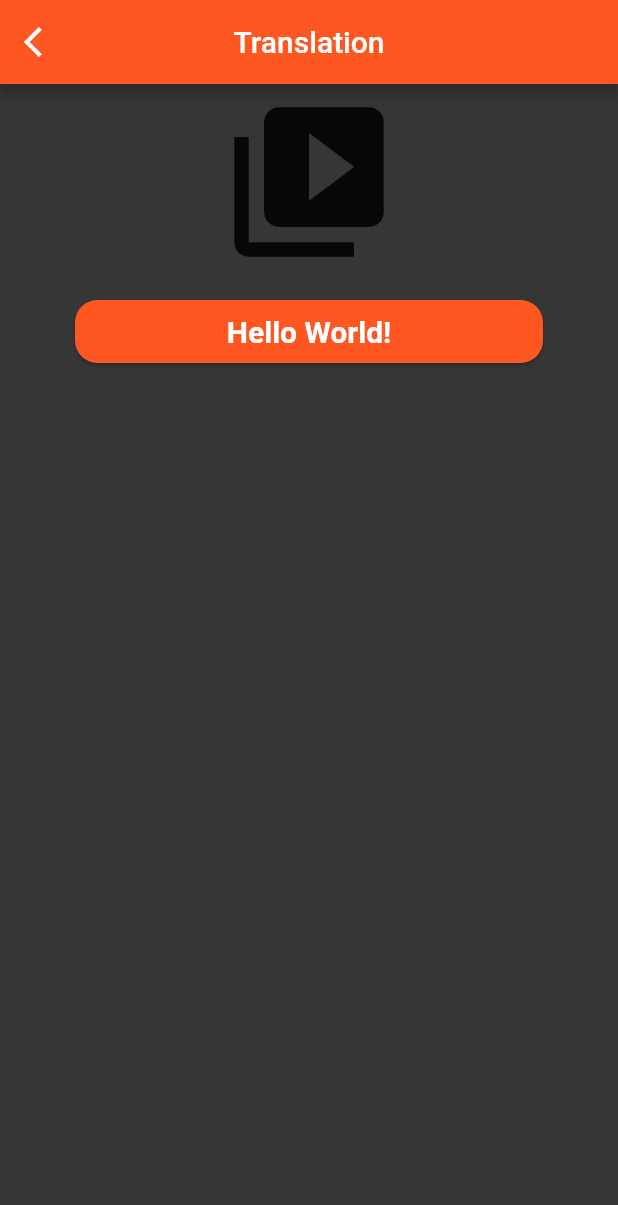
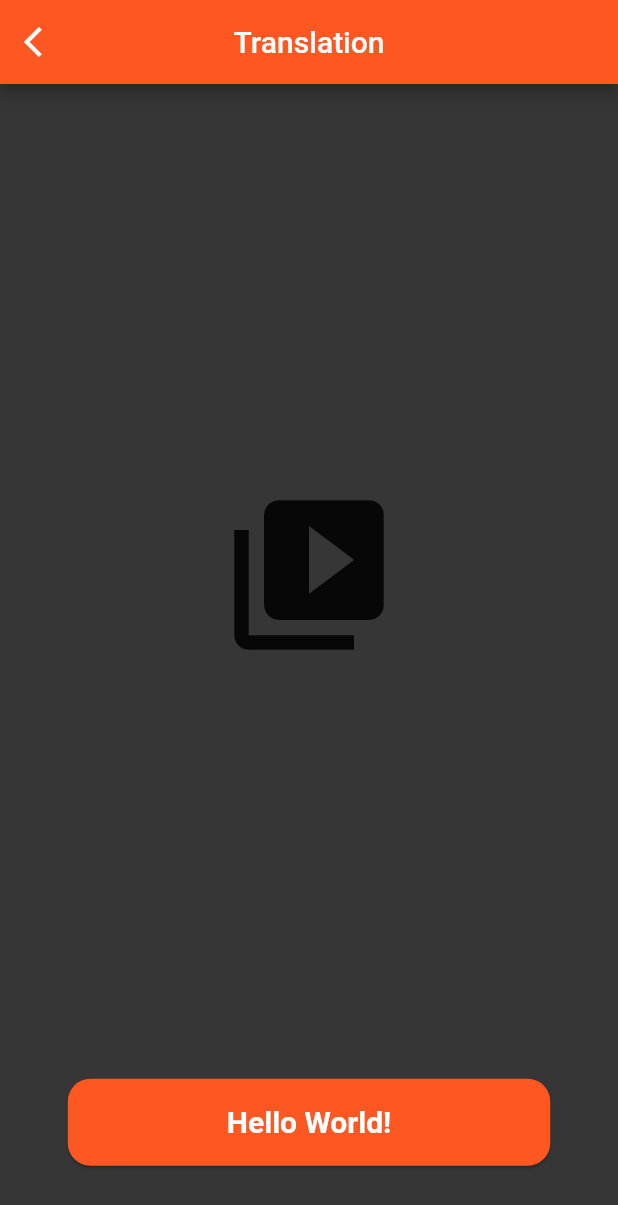
Before and after one commit to vachiraa/th_signlang, a Flutter app: the TranslationPage screen opened directly, on a phone screen of 412 x 824 dp. Shown: the top 1205 px of the screen. Run offline on Flutter 3.47's test engine with Material 2 defaults, Android fonts, the phone set to English and light mode, and no system bars; our stand-ins replace image_picker, splashscreen, video_player.

Commit message:
ปรับ button

```diff
--- a/lib/pages/translation.dart
+++ b/lib/pages/translation.dart
@@ -34,17 +34,18 @@ class _TranslationPageState extends State<TranslationPage> {
           child: ListView(
             children: <Widget> [
               Container(
-
+                  height: MediaQuery.of(context).size.height * 0.8,
+                  // width: MediaQuery.of(context).size.width *  0.1,
                 child: Padding(
-                  padding: EdgeInsets.fromLTRB(40, 5, 40, 15),
+                  padding: EdgeInsets.fromLTRB(25, 10, 25, 15),
                 child: widget.videoFile == null ? Icon(Icons.video_collection,size: 120,)
                 :VideoWidget((widget.videoFile)),
     ) ),
               Container(
                 child: Center(
                    child: SizedBox(
-                      width: 320.0,
-                      height: 50.0,
+                     height: MediaQuery.of(context).size.height * 0.08,
+                     width: MediaQuery.of(context).size.width *  0.80,
                       child: Card(
                         shape: RoundedRectangleBorder(
                           borderRadius: BorderRadius.circular(15.0),),
--- a/pubspec.yaml
+++ b/pubspec.yaml
@@ -18,7 +18,7 @@ publish_to: 'none' # Remove this line if you wish to publish to pub.dev
 version: 1.0.0+1
 
 environment:
-  sdk: ">=2.7.0 <3.0.0"
+  sdk: ">=2.9.0 <3.0.0"
 
 dependencies:
   flutter:
@@ -37,6 +37,7 @@ dependencies:
   splashscreen: ^1.3.5
   video_player: ^1.0.1
   chewie: ^0.12.1+1
+  camera_utils: ^0.1.8
 
 dev_dependencies:
   flutter_test:
```
Also changed, not shown: lib/pages/home.dart (+8 -7 lines), lib/pages/processing.dart (+10 -0 lines), pubspec.lock.
